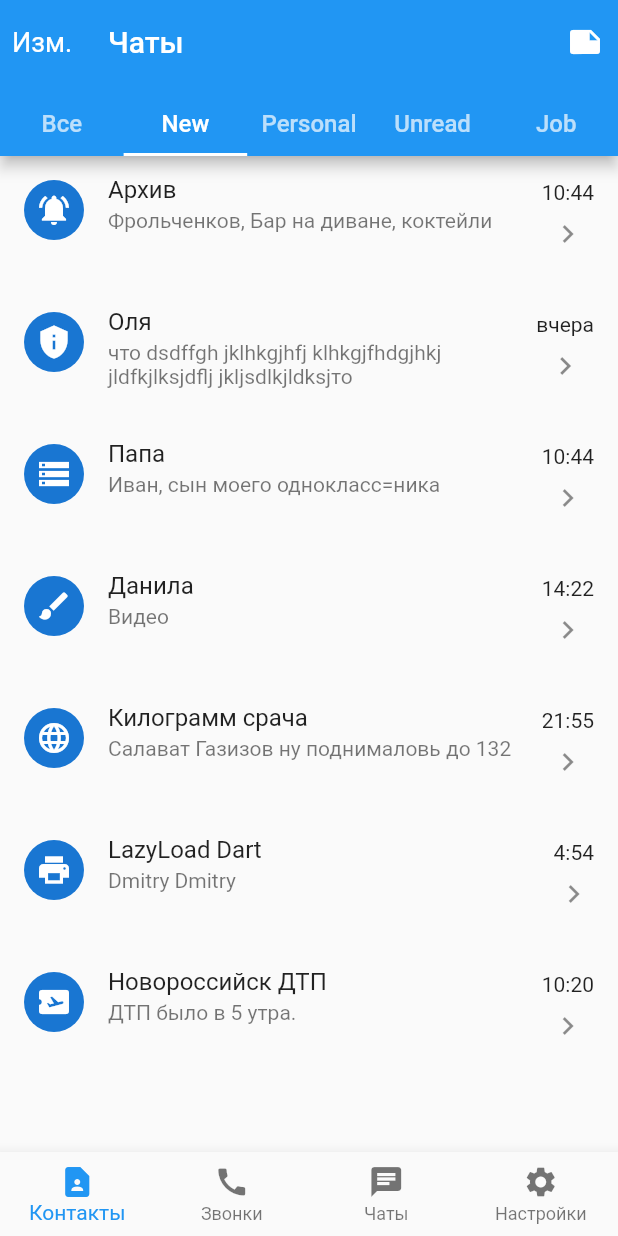
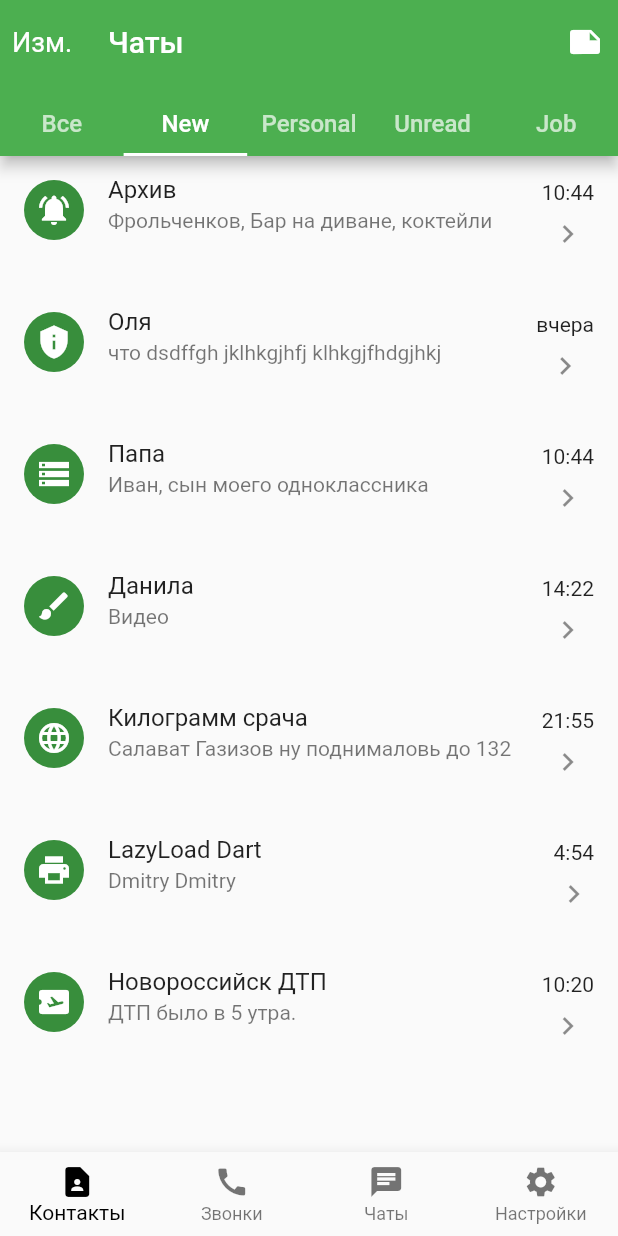
Before and after one commit to Vladislav-Popov/TelegramChatList, a Flutter app: the screen it shows after launch, on a phone screen of 412 x 824 dp. Run offline on Flutter 3.47's test engine with Material 2 defaults, Android fonts, the phone set to English and light mode, and no system bars.

Commit message:
Changed method of getting WidgetRow Add route to Second Screen

```diff
--- a/lib/main.dart
+++ b/lib/main.dart
@@ -10,7 +10,7 @@ class MyApp extends StatelessWidget {
   Widget build(BuildContext context) {
     return MaterialApp(
       theme: ThemeData(
-        primarySwatch: Colors.blue,
+        primarySwatch: Colors.green,
       ),
       home: MyHomePage(title: 'Чаты'),
     );
@@ -25,7 +25,7 @@ final List<MenuRowData> menuRow = [
       'Оля',
       'что dsdffgh jklhkgjhfj klhkgjfhdgjhkj jldfkjlksjdflj jkljsdlkjldksjто',
       'вчера'),
-  MenuRowData(Icons.storage, 'Папа', 'Иван, сын моего однокласс=ника', '10:44'),
+  MenuRowData(Icons.storage, 'Папа', 'Иван, сын моего одноклассника', '10:44'),
   MenuRowData(Icons.brush, 'Данила', 'Видео', '14:22'),
   MenuRowData(Icons.language, 'Килограмм срача',
       'Салават Газизов ну поднималовь до 132', '21:55'),
@@ -82,9 +82,11 @@ class MyHomePage extends StatelessWidget {
             )
           ],
         ),
-        body: ListView(
-          children: menuRow.map((e) => WidgetRow(data: e)).toList(),
-        ),
+        body: ListView.builder(
+            itemCount: menuRow.length,
+            itemBuilder: (context, index) {
+              return WidgetRow(data: menuRow[index]);
+            }),
         bottomNavigationBar: BottomNavigationBar(
           type: BottomNavigationBarType.fixed,
           items: <BottomNavigationBarItem>[
@@ -105,7 +107,7 @@ class MyHomePage extends StatelessWidget {
               label: 'Настройки',
             ),
           ],
-          selectedItemColor: Colors.blue,
+          selectedItemColor: Colors.black,
         ),
       ),
     );
@@ -116,7 +118,6 @@ class WidgetRow extends StatelessWidget {
   final MenuRowData data;
   const WidgetRow({Key? key, required this.data}) : super(key: key);
 
-
   @override
   Widget build(BuildContext context) {
     return Container(
@@ -125,7 +126,9 @@ class WidgetRow extends StatelessWidget {
           Navigator.push(
             context,
             MaterialPageRoute(
-              builder: (context) => ChatScreen(),
+              builder: (context) => ChatScreen(
+                dataSecondScreen: data,
+              ),
             ),
           );
         },
@@ -133,7 +136,10 @@ class WidgetRow extends StatelessWidget {
           child: Icon(data.avatar),
         ),
         title: Text(data.contactName),
-        subtitle: Text(data.textMessage),
+        subtitle: Text(
+          data.textMessage,
+          maxLines: 1,
+        ),
         trailing: Column(
           children: [
             Text(data.messageTime),
@@ -147,13 +153,18 @@ class WidgetRow extends StatelessWidget {
 }
 
 class ChatScreen extends StatelessWidget {
-  const ChatScreen({Key? key}) : super(key: key);
-
+  const ChatScreen({Key? key, required this.dataSecondScreen})
+      : super(key: key);
+  final MenuRowData dataSecondScreen;
   @override
   Widget build(BuildContext context) {
     return Scaffold(
       appBar: AppBar(
-        title: const Text('Выбранный чат'),
+        title: Text(dataSecondScreen.contactName),
+      ),
+      body: Padding(
+        padding: const EdgeInsets.all(26.0),
+        child: Text(dataSecondScreen.textMessage),
       ),
     );
   }
```
